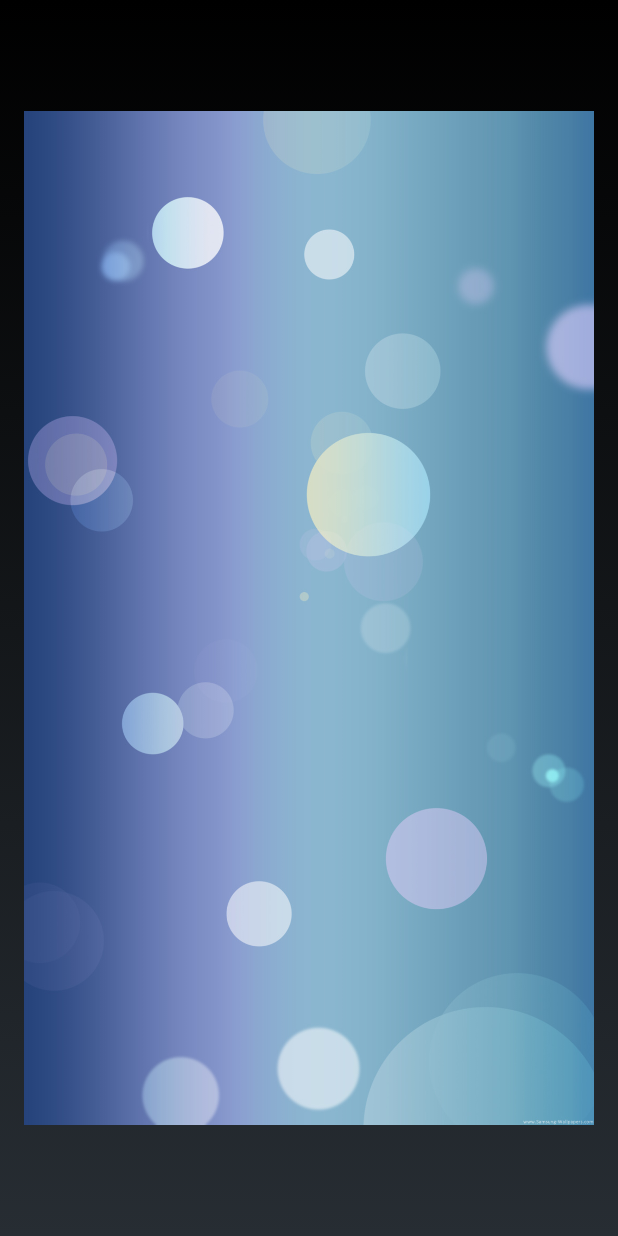
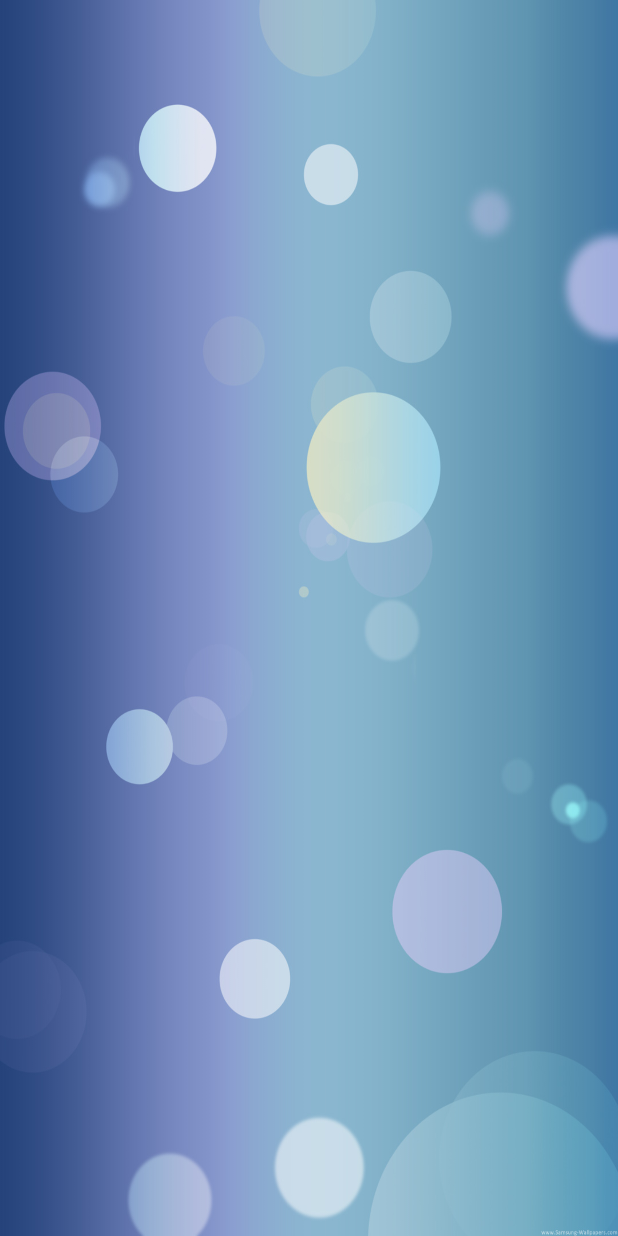
Before and after one commit to SymbolLong/Photo, an Android app: the screen it shows after launch (MainActivity), on a phone screen of 412 x 824 dp. Run offline under Robolectric (Android 15) with nearby library versions, the phone set to English and light mode, and no system bars.

```diff
--- a/photo-an/app/src/main/res/layout/activity_main.xml
+++ b/photo-an/app/src/main/res/layout/activity_main.xml
@@ -5,16 +5,13 @@
 		android:id="@+id/activity_main"
 		android:layout_width="match_parent"
 		android:layout_height="match_parent"
-		android:paddingLeft="@dimen/activity_horizontal_margin"
-		android:paddingRight="@dimen/activity_horizontal_margin"
-		android:paddingTop="@dimen/activity_vertical_margin"
-		android:paddingBottom="@dimen/activity_vertical_margin"
 		tools:context="com.zhang.photo.photo_an.MainActivity"
 		android:keepScreenOn="true">
 
 	<ImageView
 			android:layout_width="match_parent"
 			android:layout_height="match_parent"
+			android:scaleType="fitXY"
 			android:id="@+id/imgView"
 	        android:src="@drawable/blue"
 	/>
```
Also changed, not shown: photo-an/app/src/main/java/com/zhang/photo/photo_an/MainActivity.java (+5 -5 lines).
